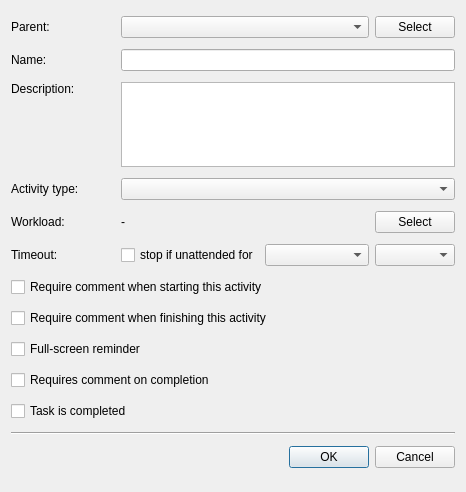
This is Srt.QT/tt3-gui/ModifyPublicTaskDialog.ui in akapustiatyahoocouk/TimeTracker3 as Qt 5 draws it before an edit. The edited form follows.
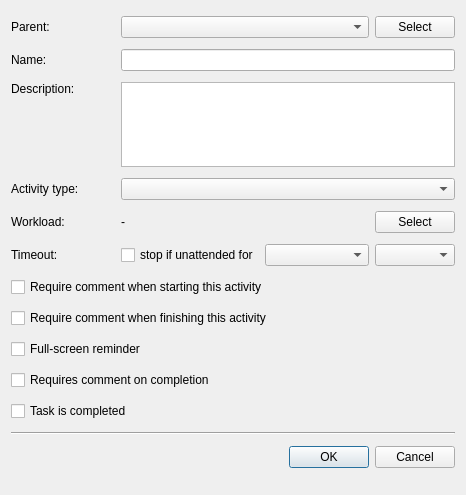
This is the edited form. Icons and pictures are not drawn.

Patch:
```diff
--- a/Srt.QT/tt3-gui/ModifyPublicTaskDialog.ui
+++ b/Srt.QT/tt3-gui/ModifyPublicTaskDialog.ui
@@ -7,7 +7,7 @@
     <x>0</x>
     <y>0</y>
     <width>466</width>
-    <height>492</height>
+    <height>495</height>
    </rect>
   </property>
   <property name="windowTitle">
```
Left out of the diff: 123 changed lines with no effect on the pictures.
